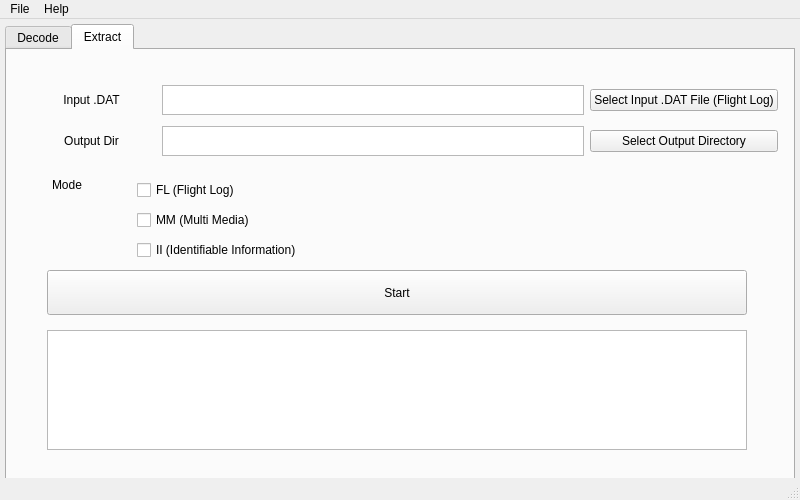
Old version of the form UI/main.ui in the repository FOSEGU/Fodogu.
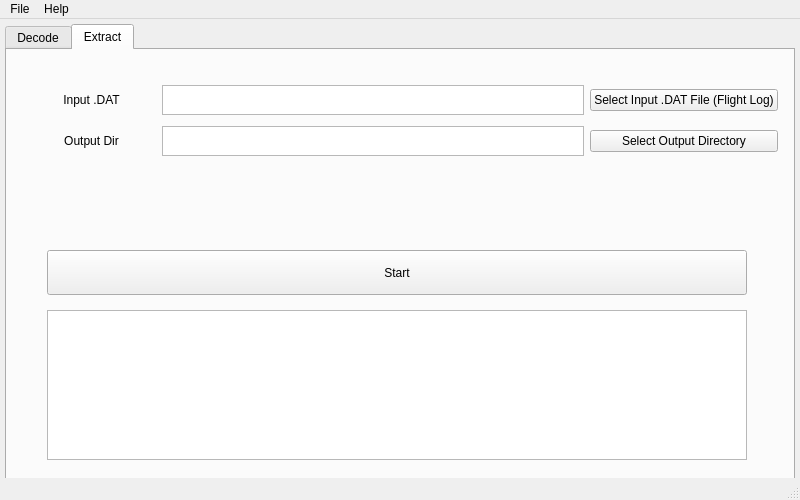
New version of the form. The open tabs and pages were chosen to show the change.

Commit message: FEAT: change main UI

```diff
--- a/UI/main.ui
+++ b/UI/main.ui
@@ -134,7 +134,7 @@
       <property name="geometry">
        <rect>
         <x>40</x>
-        <y>220</y>
+        <y>200</y>
         <width>700</width>
         <height>45</height>
        </rect>
@@ -147,67 +147,12 @@
       <property name="geometry">
        <rect>
         <x>40</x>
-        <y>280</y>
+        <y>260</y>
         <width>700</width>
-        <height>120</height>
+        <height>150</height>
        </rect>
       </property>
      </widget>
-     <widget class="QLabel" name="label_3">
-      <property name="geometry">
-       <rect>
-        <x>10</x>
-        <y>120</y>
-        <width>100</width>
-        <height>30</height>
-       </rect>
-      </property>
-      <property name="text">
-       <string>Mode</string>
-      </property>
-      <property name="alignment">
-       <set>Qt::AlignCenter</set>
-      </property>
-     </widget>
-     <widget class="QCheckBox" name="checkBox">
-      <property name="geometry">
-       <rect>
-        <x>130</x>
-        <y>130</y>
-        <width>200</width>
-        <height>20</height>
-       </rect>
-      </property>
-      <property name="text">
-       <string>FL (Flight Log)</string>
-      </property>
-     </widget>
-     <widget class="QCheckBox" name="checkBox_2">
-      <property name="geometry">
-       <rect>
-        <x>130</x>
-        <y>160</y>
-        <width>200</width>
-        <height>20</height>
-       </rect>
-      </property>
-      <property name="text">
-       <string>MM (Multi Media)</string>
-      </property>
-     </widget>
-     <widget class="QCheckBox" name="checkBox_3">
-      <property name="geometry">
-       <rect>
-        <x>130</x>
-        <y>190</y>
-        <width>200</width>
-        <height>20</height>
-       </rect>
-      </property>
-      <property name="text">
-       <string>II (Identifiable Information)</string>
-      </property>
-     </widget>
      <widget class="QWidget" name="gridLayoutWidget_3">
       <property name="geometry">
        <rect>
```
Left out of the diff: 2 changed lines with no effect on the pictures.
